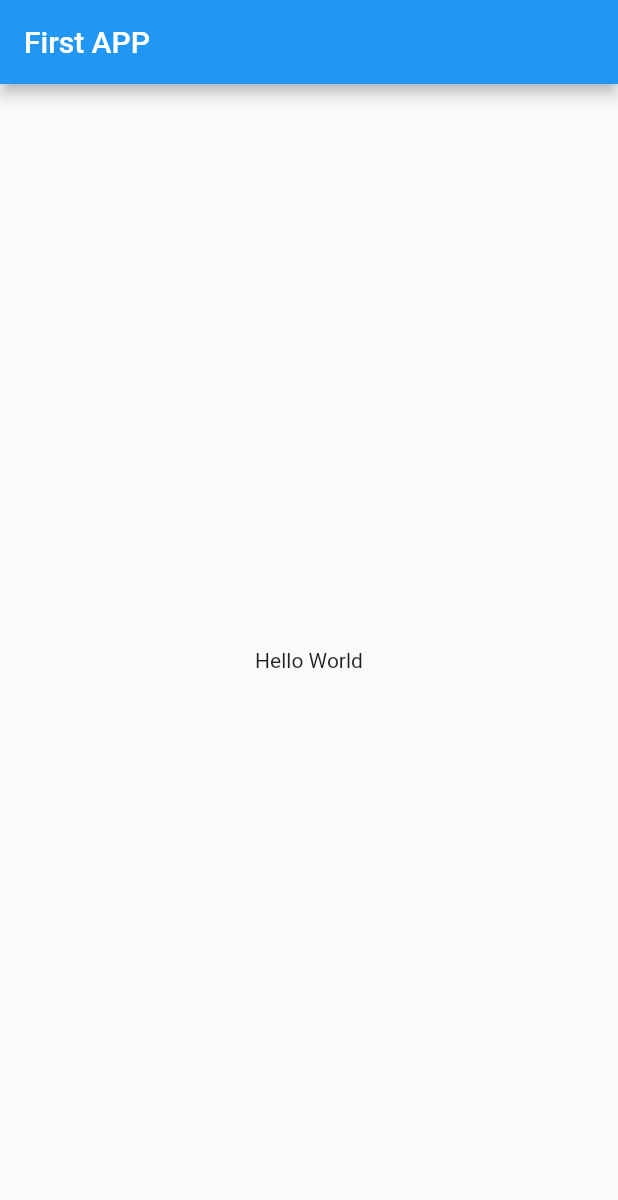
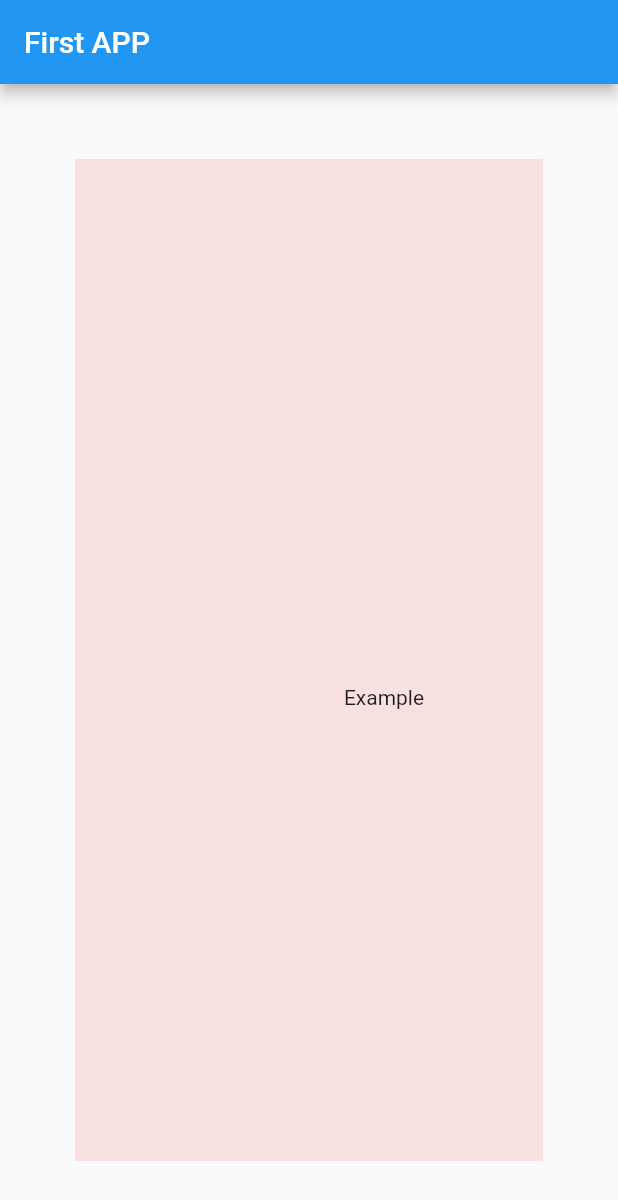
Before and after one commit to JiaWei-Git/Practice_Flutter, a Flutter app: the screen it shows after launch, on a phone screen of 412 x 824 dp. Shown: the top 1200 px of the screen. Run offline on Flutter 3.47's test engine with Material 2 defaults, Android fonts, the phone set to English and light mode, and no system bars.

Commit message:
練習Container/margin/padding/color概念

```diff
--- a/lib/main.dart
+++ b/lib/main.dart
@@ -1,6 +1,9 @@
+import 'package:flutter/cupertino.dart';
 import 'package:flutter/material.dart';
+import 'package:flutter/rendering.dart';
 
 void main() {
+  debugPaintSizeEnabled = false;
   runApp(MyApp());
 }
 
@@ -8,6 +11,7 @@ class MyApp extends StatelessWidget {
   @override
   Widget build(BuildContext context) {
     return MaterialApp(
+      debugShowCheckedModeBanner: false,
         home: Scaffold(
       appBar: AppBar(title: Text('First APP')),
       body: HomePage(),
@@ -19,7 +23,13 @@ class HomePage extends StatelessWidget {
   @override
   Widget build(BuildContext context) {
     return Center(
-      child: Text('Hello World'),
+      child: Container(
+        alignment: Alignment.center,
+        child: Text('Example'),
+        color: Color.fromARGB(25, 255, 0, 0),
+        margin: EdgeInsets.all(50),
+        padding: EdgeInsets.only(left: 100, top: 50),
+      ),
     );
   }
 }
```
